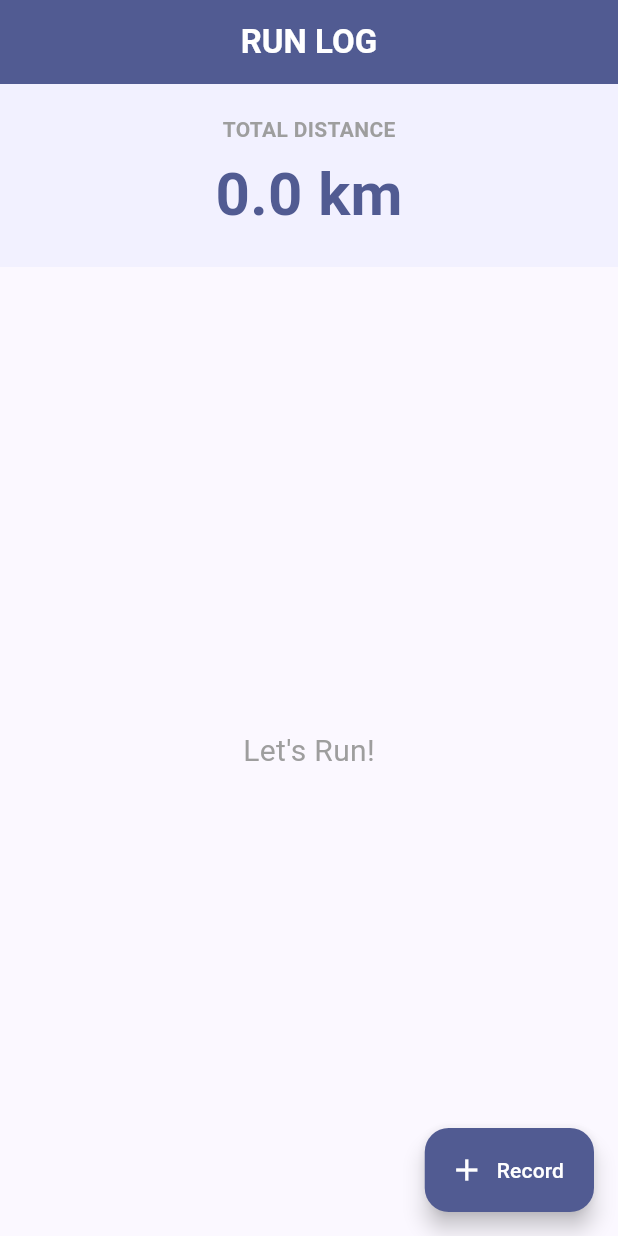
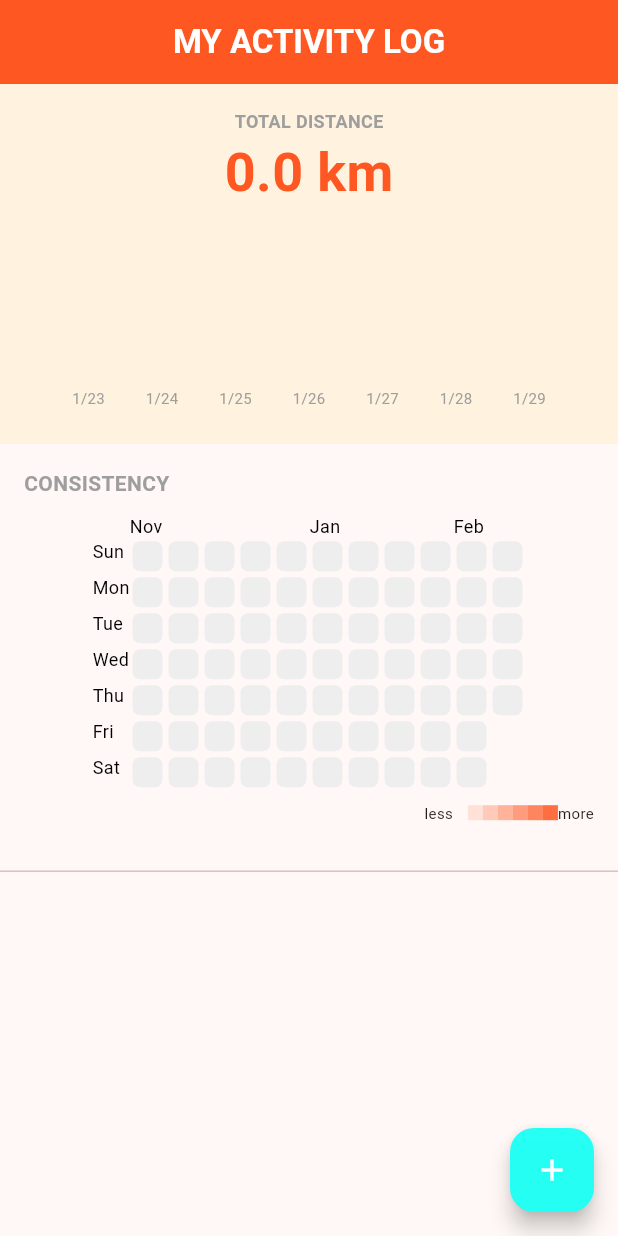
Before and after one commit to yumaokada-dev/Running-log-App, a Flutter app: the screen it shows after launch, on a phone screen of 412 x 824 dp. Run offline on Flutter 3.47's test engine with Material 3 defaults, Android fonts, the phone set to English and light mode, and no system bars; drawn by our look-alikes of fl_chart, flutter_heatmap_calendar; our stand-ins replace shared_preferences.

Commit message:
Add charts and calendar

```diff
--- a/lib/main.dart
+++ b/lib/main.dart
@@ -1,5 +1,7 @@
 import 'package:flutter/material.dart';
 import 'package:shared_preferences/shared_preferences.dart';
+import 'package:fl_chart/fl_chart.dart';
+import 'package:flutter_heatmap_calendar/flutter_heatmap_calendar.dart'; // ★カレンダー用
 
 void main() {
   runApp(const MyApp());
@@ -14,10 +16,8 @@ class MyApp extends StatelessWidget {
       debugShowCheckedModeBanner: false,
       title: 'Running Log',
       theme: ThemeData(
-        // 全体の色味を少し大人っぽく「インディゴ」に
-        colorScheme: ColorScheme.fromSeed(seedColor: Colors.indigo),
+        colorScheme: ColorScheme.fromSeed(seedColor: Colors.deepOrange),
         useMaterial3: true,
-        // ★エラーの原因だった cardTheme の行を削除しました
       ),
       home: const RunningHomePage(),
     );
@@ -35,6 +35,13 @@ class _RunningHomePageState extends State<RunningHomePage> {
   List<String> _runRecords = [];
   double _totalDistance = 0.0;
 
+  // グラフ用データ
+  List<double> _weeklyDistance = List.filled(7, 0.0);
+  List<String> _weekLabels = [];
+
+  // ★カレンダー用データ（日付と、その日の強さを記録）
+  Map<DateTime, int> _calendarData = {};
+
   @override
   void initState() {
     super.initState();
@@ -45,32 +52,71 @@ class _RunningHomePageState extends State<RunningHomePage> {
     final prefs = await SharedPreferences.getInstance();
     setState(() {
       _runRecords = prefs.getStringList('run_data') ?? [];
-      _calculateTotal();
+      _calculateStats();
     });
   }
 
   Future<void> _saveRecords() async {
     final prefs = await SharedPreferences.getInstance();
     await prefs.setStringList('run_data', _runRecords);
-    _calculateTotal();
+    _calculateStats();
   }
 
-  void _calculateTotal() {
+  void _calculateStats() {
     double tempTotal = 0.0;
+    List<double> tempWeekly = List.filled(7, 0.0);
+    List<String> tempLabels = [];
+    Map<DateTime, int> tempCalendar = {}; // カレンダー用の一時データ
+
+    final now = DateTime.now();
+
+    // グラフのラベル作成
+    for (int i = 6; i >= 0; i--) {
+      final date = now.subtract(Duration(days: i));
+      tempLabels.add("${date.month}/${date.day}");
+    }
+
     for (var record in _runRecords) {
       try {
         final parts = record.split(' : ');
         if (parts.length >= 2) {
-          final distanceStr = parts[1].replaceAll(' km', '').trim();
-          final distance = double.tryParse(distanceStr) ?? 0.0;
+          final dateStr = parts[0];
+          final distStr = parts[1].replaceAll(' km', '').trim();
+          final distance = double.tryParse(distStr) ?? 0.0;
+
           tempTotal += distance;
+
+          // 日付の解析
+          final recordDateParts = dateStr.split('/');
+          if (recordDateParts.length == 3) {
+            final year = int.parse(recordDateParts[0]);
+            final month = int.parse(recordDateParts[1]);
+            final day = int.parse(recordDateParts[2]);
+            final recordDate = DateTime(year, month, day);
+
+            // ★カレンダー用にデータをセット（距離を四捨五入して強さにする）
+            // 同じ日に複数回走った場合は加算
+            final normalizedDate = DateTime(year, month, day);
+            tempCalendar[normalizedDate] = (tempCalendar[normalizedDate] ?? 0) + distance.toInt();
+
+            // グラフ用集計
+            final diff = now.difference(recordDate).inDays;
+            if (diff >= 0 && diff < 7) {
+              int graphIndex = 6 - diff;
+              tempWeekly[graphIndex] += distance;
+            }
+          }
         }
       } catch (e) {
-        debugPrint('Error parsing record: $record');
+        debugPrint('Error: $record');
       }
     }
+
     setState(() {
       _totalDistance = tempTotal;
+      _weeklyDistance = tempWeekly;
+      _weekLabels = tempLabels;
+      _calendarData = tempCalendar; // データ更新
     });
   }
 
@@ -90,45 +136,38 @@ class _RunningHomePageState extends State<RunningHomePage> {
       context: context,
       builder: (context) {
         return AlertDialog(
-          title: Text(index == null ? '記録を追加' : '記録を修正'),
+          title: Text(index == null ? 'Record Run' : 'Edit Run'),
           content: TextField(
             controller: _textController,
             decoration: const InputDecoration(
-              labelText: '距離 (km)',
-              hintText: '例: 5.2',
+              labelText: 'Distance (km)',
+              suffixText: 'km',
               border: OutlineInputBorder(),
-              suffixText: 'km',
             ),
             keyboardType: TextInputType.numberWithOptions(decimal: true),
             autofocus: true,
           ),
           actions: [
-            TextButton(
-              onPressed: () => Navigator.pop(context),
-              child: const Text('キャンセル'),
-            ),
+            TextButton(onPressed: () => Navigator.pop(context), child: const Text('Cancel')),
             ElevatedButton(
               onPressed: () {
                 if (_textController.text.isNotEmpty) {
                   setState(() {
                     final inputDistance = _textController.text;
-
                     if (index == null) {
                       final now = DateTime.now();
                       final dateStr = "${now.year}/${now.month}/${now.day}";
                       _runRecords.insert(0, "$dateStr : $inputDistance km");
                     } else {
                       final parts = _runRecords[index].split(' : ');
-                      final datePart = parts[0];
-                      _runRecords[index] = "$datePart : $inputDistance km";
+                      _runRecords[index] = "${parts[0]} : $inputDistance km";
                     }
-
                     _saveRecords();
                   });
                   Navigator.pop(context);
                 }
               },
-              child: const Text('OK'),
+              child: const Text('Save'),
             ),
           ],
         );
@@ -140,98 +179,125 @@ class _RunningHomePageState extends State<RunningHomePage> {
   Widget build(BuildContext context) {
     return Scaffold(
       appBar: AppBar(
-        backgroundColor: Theme.of(context).colorScheme.primary,
-        foregroundColor: Colors.white,
-        title: const Text('RUN LOG', style: TextStyle(fontWeight: FontWeight.bold)),
+        title: const Text('MY ACTIVITY LOG', style: TextStyle(fontWeight: FontWeight.bold, color: Colors.white)),
+        backgroundColor: Colors.deepOrange,
         centerTitle: true,
       ),
-      body: Column(
-        children: [
-          Container(
-            width: double.infinity,
-            padding: const EdgeInsets.all(20),
-            color: Theme.of(context).colorScheme.primaryContainer.withOpacity(0.3),
+      body: SingleChildScrollView( // 画面が長くなるのでスクロール可能にする
         child: Column(
           children: [
-                const Text('TOTAL DISTANCE',
-                    style: TextStyle(fontSize: 14, fontWeight: FontWeight.bold, color: Colors.grey)),
-                const SizedBox(height: 5),
-                Text(
-                  '${_totalDistance.toStringAsFixed(1)} km',
-                  style: TextStyle(
-                    fontSize: 40,
-                    fontWeight: FontWeight.bold,
-                    color: Theme.of(context).colorScheme.primary,
+            // ■ 1. 合計距離と棒グラフ
+            Container(
+              padding: const EdgeInsets.all(16),
+              color: Colors.orange.shade50,
+              child: Column(
+                children: [
+                  const Text('TOTAL DISTANCE', style: TextStyle(color: Colors.grey, fontWeight: FontWeight.bold, fontSize: 12)),
+                  Text('${_totalDistance.toStringAsFixed(1)} km',
+                    style: const TextStyle(fontSize: 36, fontWeight: FontWeight.bold, color: Colors.deepOrange)
+                  ),
+                  const SizedBox(height: 20),
+                  SizedBox(
+                    height: 120,
+                    child: BarChart(
+                      BarChartData(
+                        gridData: const FlGridData(show: false),
+                        titlesData: FlTitlesData(
+                          topTitles: const AxisTitles(sideTitles: SideTitles(showTitles: false)),
+                          rightTitles: const AxisTitles(sideTitles: SideTitles(showTitles: false)),
+                          leftTitles: const AxisTitles(sideTitles: SideTitles(showTitles: false)),
+                          bottomTitles: AxisTitles(
+                            sideTitles: SideTitles(
+                              showTitles: true,
+                              getTitlesWidget: (value, meta) {
+                                int index = value.toInt();
+                                if (index >= 0 && index < _weekLabels.length) {
+                                  return Text(_weekLabels[index], style: const TextStyle(fontSize: 10, color: Colors.grey));
+                                }
+                                return const Text('');
+                              },
+                            ),
+                          ),
+                        ),
+                        borderData: FlBorderData(show: false),
+                        barGroups: _weeklyDistance.asMap().entries.map((entry) {
+                          return BarChartGroupData(
+                            x: entry.key,
+                            barRods: [
+                              BarChartRodData(
+                                toY: entry.value,
+                                color: entry.value > 0 ? Colors.deepOrange : Colors.grey.shade300,
+                                width: 12,
+                                borderRadius: BorderRadius.circular(4),
+                              ),
+                            ],
+                          );
+                        }).toList(),
+                      ),
                     ),
                   ),
                 ],
               ),
             ),
-          Expanded(
-            child: _runRecords.isEmpty
-                ? const Center(child: Text('Let\'s Run!', style: TextStyle(fontSize: 20, color: Colors.grey)))
-                : ListView.builder(
+
+            // ■ 2. ヒートマップカレンダー（NEW!）
+            Padding(
+              padding: const EdgeInsets.all(16.0),
+              child: Column(
+                crossAxisAlignment: CrossAxisAlignment.start,
+                children: [
+                  const Text('CONSISTENCY', style: TextStyle(fontWeight: FontWeight.bold, color: Colors.grey)),
+                  const SizedBox(height: 10),
+                  HeatMap(
+                    datasets: _calendarData,
+                    colorMode: ColorMode.opacity,
+                    showText: false,
+                    scrollable: true,
+                    colorsets: const {
+                      1: Colors.deepOrange,
+                    },
+                    onClick: (value) {
+                      // 日付をタップしたときの処理（今は何もしない）
+                    },
+                    startDate: DateTime.now().subtract(const Duration(days: 60)), // 2ヶ月前から表示
+                    endDate: DateTime.now().add(const Duration(days: 14)), // 2週間先まで
+                    size: 20, // マスの大きさ
+                    fontSize: 12,
+                    defaultColor: Colors.grey.shade200,
+                    textColor: Colors.black,
+                  ),
+                ],
+              ),
+            ),
+
+            const Divider(),
+
+            // ■ 3. 記録リスト
+            ListView.builder(
+              shrinkWrap: true, // ScrollViewの中でリストを使うおまじない
+              physics: const NeverScrollableScrollPhysics(), // スクロールは外側に任せる
               itemCount: _runRecords.length,
               itemBuilder: (context, index) {
                 final record = _runRecords[index];
                 final parts = record.split(' : ');
-                      final date = parts[0];
-                      final distance = parts.length > 1 ? parts[1] : '';
-
-                      return Card(
-                        child: ListTile(
-                          leading: Container(
-                            padding: const EdgeInsets.all(8),
-                            decoration: BoxDecoration(
-                              color: Theme.of(context).colorScheme.primary.withOpacity(0.1),
-                              shape: BoxShape.circle,
-                            ),
-                            child: Icon(Icons.directions_run, color: Theme.of(context).colorScheme.primary),
-                          ),
-                          title: Text(distance, style: const TextStyle(fontSize: 20, fontWeight: FontWeight.bold)),
-                          subtitle: Text(date, style: const TextStyle(color: Colors.grey)),
-                          onTap: () {
-                            _showRecordDialog(index: index);
-                          },
+                return ListTile(
+                  leading: const Icon(Icons.run_circle, color: Colors.deepOrange, size: 30),
+                  title: Text(parts.length > 1 ? parts[1] : '', style: const TextStyle(fontWeight: FontWeight.bold)),
+                  subtitle: Text(parts[0]),
                   trailing: IconButton(
-                            icon: const Icon(Icons.delete_outline, color: Colors.grey),
-                            onPressed: () {
-                              showDialog(
-                                context: context,
-                                builder: (_) => AlertDialog(
-                                  title: const Text('削除しますか？'),
-                                  actions: [
-                                    TextButton(
-                                        onPressed: () => Navigator.pop(context),
-                                        child: const Text('キャンセル')),
-                                    TextButton(
-                                      onPressed: () {
-                                        setState(() {
-                                          _runRecords.removeAt(index);
-                                          _saveRecords();
-                                        });
-                                        Navigator.pop(context);
-                                      },
-                                      child: const Text('削除', style: TextStyle(color: Colors.red)),
-                                    ),
-                                  ],
+                    icon: const Icon(Icons.edit, size: 18, color: Colors.grey),
+                    onPressed: () => _showRecordDialog(index: index),
                   ),
                 );
               },
             ),
-                        ),
-                      );
-                    },
+          ],
         ),
       ),
-        ],
-      ),
-      floatingActionButton: FloatingActionButton.extended(
+      floatingActionButton: FloatingActionButton(
         onPressed: () => _showRecordDialog(),
-        icon: const Icon(Icons.add),
-        label: const Text('Record'),
-        backgroundColor: Theme.of(context).colorScheme.primary,
-        foregroundColor: Colors.white,
+        backgroundColor: const Color.fromRGBO(34, 255, 244, 0.982),
+        child: const Icon(Icons.add, color: Colors.white),
       ),
     );
   }
--- a/pubspec.yaml
+++ b/pubspec.yaml
@@ -35,6 +35,8 @@ dependencies:
   # Use with the CupertinoIcons class for iOS style icons.
   cupertino_icons: ^1.0.8
   shared_preferences: ^2.5.4
+  fl_chart: ^1.1.1
+  flutter_heatmap_calendar: ^1.0.5
 
 dev_dependencies:
   flutter_test:
```
Also changed, not shown: pubspec.lock. Lines whose indentation alone changed are shown as unchanged.
